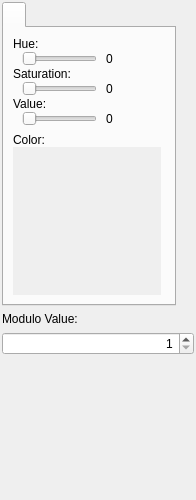
Airels/ihm-tabs, file modulocolordialog.ui: the form before one commit.
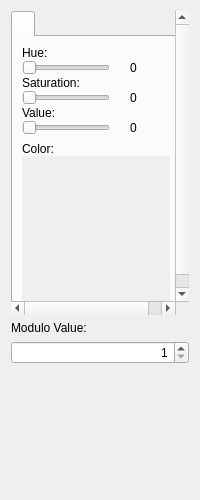
The form after the commit.

Diff of the .ui file:
```diff
--- a/modulocolordialog.ui
+++ b/modulocolordialog.ui
@@ -6,12 +6,12 @@
    <rect>
     <x>0</x>
     <y>0</y>
-    <width>196</width>
+    <width>200</width>
     <height>500</height>
    </rect>
   </property>
   <property name="sizePolicy">
-   <sizepolicy hsizetype="Expanding" vsizetype="Expanding">
+   <sizepolicy hsizetype="Preferred" vsizetype="Preferred">
     <horstretch>0</horstretch>
     <verstretch>0</verstretch>
    </sizepolicy>
@@ -32,55 +32,79 @@
    <string>Dialog</string>
   </property>
   <layout class="QVBoxLayout" name="verticalLayout_3">
+   <item>
+    <widget class="QScrollArea" name="scrollArea">
+     <property name="frameShape">
+      <enum>QFrame::NoFrame</enum>
+     </property>
+     <property name="frameShadow">
+      <enum>QFrame::Plain</enum>
+     </property>
+     <property name="lineWidth">
+      <number>0</number>
+     </property>
+     <property name="widgetResizable">
+      <bool>true</bool>
+     </property>
+     <widget class="QWidget" name="scrollAreaWidgetContents">
+      <property name="geometry">
+       <rect>
+        <x>0</x>
+        <y>0</y>
+        <width>187</width>
+        <height>377</height>
+       </rect>
+      </property>
+      <layout class="QVBoxLayout" name="verticalLayout">
    <property name="leftMargin">
-    <number>2</number>
+        <number>0</number>
    </property>
    <property name="topMargin">
-    <number>2</number>
+        <number>0</number>
    </property>
    <property name="rightMargin">
-    <number>2</number>
+        <number>0</number>
    </property>
    <property name="bottomMargin">
-    <number>2</number>
+        <number>0</number>
    </property>
    <item>
+        <layout class="QGridLayout" name="gridLayout_7">
+         <property name="rightMargin">
+          <number>0</number>
+         </property>
+         <property name="horizontalSpacing">
+          <number>0</number>
+         </property>
+         <property name="verticalSpacing">
+          <number>10</number>
+         </property>
+         <item row="0" column="0">
+          <layout class="QHBoxLayout" name="horizontalLayout">
+           <property name="spacing">
+            <number>0</number>
+           </property>
+          </layout>
+         </item>
+         <item row="1" column="0">
     <widget class="QTabWidget" name="tabWidget">
+           <property name="enabled">
+            <bool>true</bool>
+           </property>
      <property name="sizePolicy">
-      <sizepolicy hsizetype="MinimumExpanding" vsizetype="MinimumExpanding">
+            <sizepolicy hsizetype="MinimumExpanding" vsizetype="Expanding">
        <horstretch>0</horstretch>
        <verstretch>0</verstretch>
       </sizepolicy>
      </property>
-     <property name="minimumSize">
-      <size>
-       <width>0</width>
-       <height>0</height>
-      </size>
-     </property>
-     <property name="maximumSize">
-      <size>
-       <width>174</width>
-       <height>16777215</height>
-      </size>
-     </property>
      <property name="currentIndex">
       <number>0</number>
      </property>
-     <property name="elideMode">
-      <enum>Qt::ElideNone</enum>
-     </property>
      <widget class="QWidget" name="tab">
-      <property name="sizePolicy">
-       <sizepolicy hsizetype="Minimum" vsizetype="Minimum">
-        <horstretch>0</horstretch>
-        <verstretch>0</verstretch>
-       </sizepolicy>
-      </property>
       <attribute name="title">
        <string/>
       </attribute>
-      <layout class="QVBoxLayout" name="verticalLayout">
+            <layout class="QVBoxLayout" name="verticalLayout_5">
        <item>
         <layout class="QGridLayout" name="gridLayout_9">
          <property name="rightMargin">
@@ -105,7 +129,7 @@
          <item row="3" column="0">
           <layout class="QHBoxLayout" name="horizontalLayout_16">
            <property name="spacing">
-            <number>0</number>
+                  <number>20</number>
            </property>
            <item>
             <widget class="QSlider" name="_saturationSlider">
@@ -117,7 +141,7 @@
              </property>
              <property name="maximumSize">
               <size>
-               <width>75</width>
+                     <width>16777215</width>
                <height>16777215</height>
               </size>
              </property>
@@ -179,7 +203,7 @@
          <item row="1" column="0">
           <layout class="QHBoxLayout" name="horizontalLayout_17">
            <property name="spacing">
-            <number>0</number>
+                  <number>20</number>
            </property>
            <item>
             <widget class="QSlider" name="_hueSlider">
@@ -191,7 +215,7 @@
              </property>
              <property name="maximumSize">
               <size>
-               <width>75</width>
+                     <width>16777215</width>
                <height>16777215</height>
               </size>
              </property>
@@ -240,7 +264,7 @@
          <item row="7" column="0">
           <layout class="QHBoxLayout" name="horizontalLayout_18">
            <property name="spacing">
-            <number>0</number>
+                  <number>20</number>
            </property>
            <property name="bottomMargin">
             <number>7</number>
@@ -255,7 +279,7 @@
              </property>
              <property name="maximumSize">
               <size>
-               <width>75</width>
+                     <width>16777215</width>
                <height>16777215</height>
               </size>
              </property>
@@ -304,7 +328,7 @@
            </property>
            <property name="maximumSize">
             <size>
-             <width>148</width>
+                   <width>16777215</width>
              <height>148</height>
             </size>
            </property>
@@ -325,6 +349,12 @@
      </widget>
     </widget>
    </item>
+        </layout>
+       </item>
+      </layout>
+     </widget>
+    </widget>
+   </item>
    <item>
     <layout class="QVBoxLayout" name="verticalLayout_2">
      <item>
```
Left out of the diff: 24 changed lines with no effect on the pictures. Lines whose indentation alone changed are shown as unchanged.
